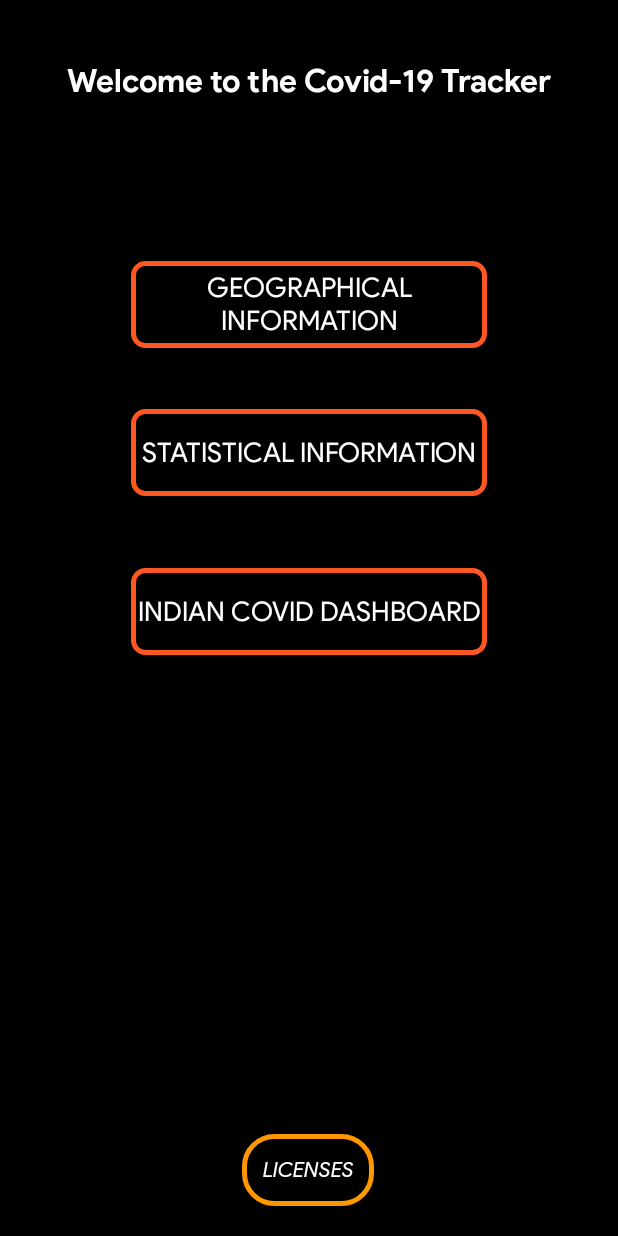
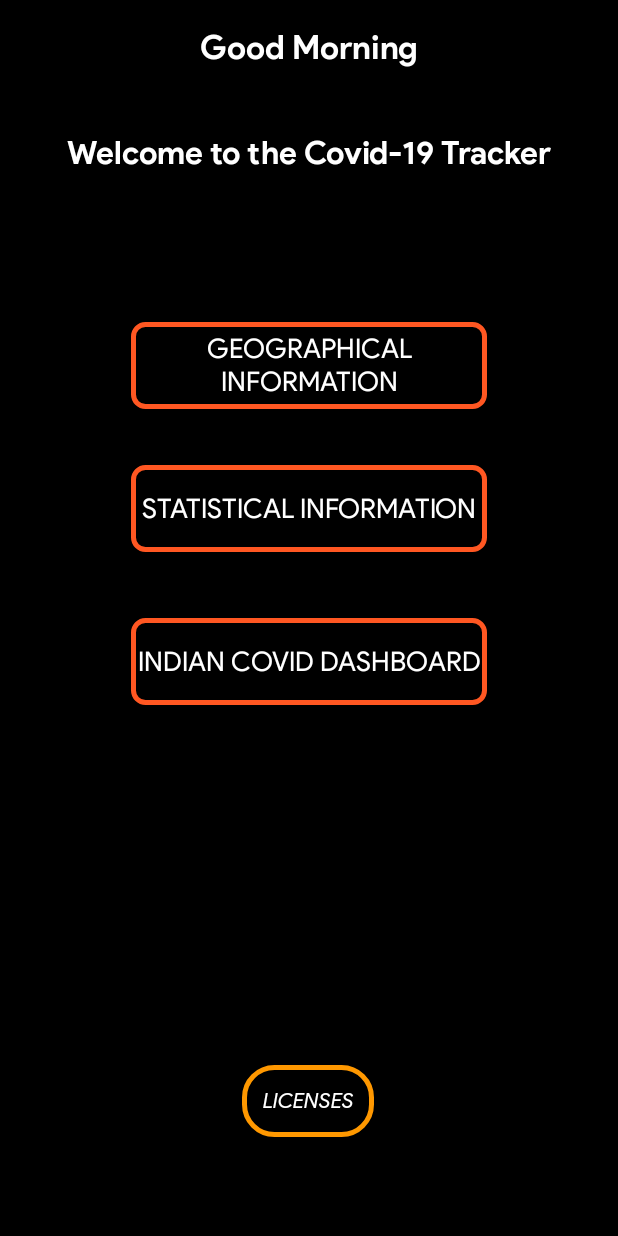
Before and after one commit to the-rebooted-coder/Covid19Tracker, an Android app: the screen it shows after launch (Landing), on a phone screen of 412 x 824 dp. Run offline under Robolectric (Android 15) with nearby library versions, the phone set to English and light mode, and no system bars.

Commit message:
AddedGreeting

```diff
--- a/app/src/main/java/com/aaxena/covid19tracker/Landing.java
+++ b/app/src/main/java/com/aaxena/covid19tracker/Landing.java
@@ -12,20 +12,39 @@ import android.util.Rational;
 import android.view.Display;
 import android.view.View;
 import android.widget.Button;
+import android.widget.TextView;
 
 import com.google.android.material.snackbar.Snackbar;
+
+import java.text.SimpleDateFormat;
+import java.util.Calendar;
 
 public class Landing extends AppCompatActivity {
     private Button static_view;
     private Button graphic_view;
     private Button bharat_view;
     private Button license;
+    private TextView textView;
+
     @Override
     protected void onCreate(Bundle savedInstanceState) {
         Snackbar snackbar = Snackbar.make(findViewById(android.R.id.content), "Kindly Turn On Data Services for First Use", Snackbar.LENGTH_LONG);
         snackbar.show();
         super.onCreate(savedInstanceState);
         setContentView(R.layout.activity_landing);
+
+        Calendar c = Calendar.getInstance();
+        SimpleDateFormat df = new SimpleDateFormat("HH:mm:ss a");
+        String formattedDate = df.format(c.getTime());
+
+        if (formattedDate.contains("AM")) {
+            textView=findViewById(R.id.textView);
+            textView.setText("Good Morning");
+
+        } else {
+            textView=findViewById(R.id.textView);
+            textView.setText("Good Evening.");
+        }
 
         static_view = findViewById(R.id.statistical);
         static_view.setOnClickListener(new View.OnClickListener() {
--- a/app/src/main/res/layout/activity_landing.xml
+++ b/app/src/main/res/layout/activity_landing.xml
@@ -20,7 +20,7 @@
         app:layout_constraintEnd_toEndOf="parent"
         app:layout_constraintStart_toStartOf="parent"
         app:layout_constraintTop_toTopOf="parent"
-        app:layout_constraintVertical_bias="0.051" />
+        app:layout_constraintVertical_bias="0.111" />
 
     <Button
         android:id="@+id/statistical"
@@ -80,6 +80,19 @@
         app:layout_constraintHorizontal_bias="0.498"
         app:layout_constraintStart_toStartOf="parent"
         app:layout_constraintTop_toBottomOf="@+id/bharat"
-        app:layout_constraintVertical_bias="0.942" />
+        app:layout_constraintVertical_bias="0.785" />
+
+    <TextView
+        android:id="@+id/textView"
+        android:layout_width="248dp"
+        android:layout_height="53dp"
+        android:fontFamily="@font/productsansbold"
+        android:textAlignment="center"
+        android:textColor="@color/design_default_color_on_primary"
+        android:textSize="22sp"
+        app:layout_constraintBottom_toTopOf="@+id/greeting"
+        app:layout_constraintEnd_toEndOf="parent"
+        app:layout_constraintStart_toStartOf="parent"
+        app:layout_constraintTop_toTopOf="parent" />
 
 </androidx.constraintlayout.widget.ConstraintLayout>
--- a/app/src/main/res/layout/activity_licenses.xml
+++ b/app/src/main/res/layout/activity_licenses.xml
@@ -22,6 +22,7 @@
         android:scrollbars="vertical"
         android:text="@string/licensing"
         android:textColor="@color/design_default_color_background"
+        android:textSize="20sp"
         app:layout_constraintBottom_toBottomOf="parent"
         app:layout_constraintEnd_toEndOf="parent"
         app:layout_constraintStart_toStartOf="parent"
```
Also changed, not shown: app/src/main/java/com/aaxena/covid19tracker/IndianView.java (+19 -1 lines).
